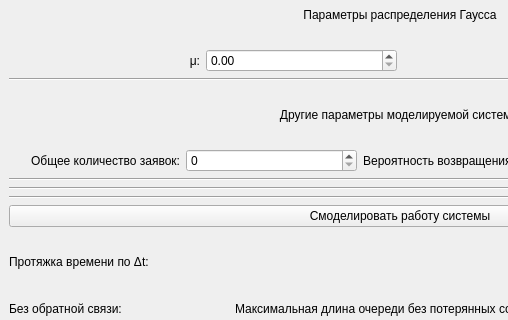
The window that lab4/src/ModelingLab04/mainwindow.ui (TheSawIsTheLaw/TrueModeling) describes before a commit, drawn with Qt 5; both pictures show x 0 to 508 and y 93 to 413 of the 800 by 600 pixel window.
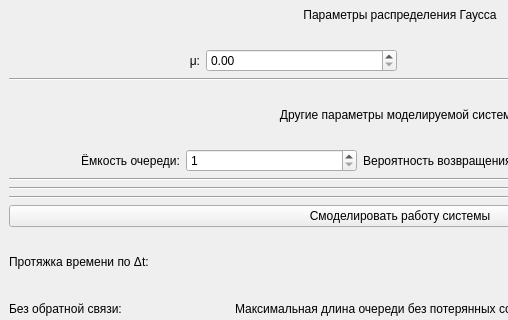
The same window after the commit.

Commit message: FIX: replace number of requests with size of queue

Diff of the .ui file:
```diff
--- a/lab4/src/ModelingLab04/mainwindow.ui
+++ b/lab4/src/ModelingLab04/mainwindow.ui
@@ -115,7 +115,7 @@
       <item>
        <widget class="QLabel" name="numberOfRequestsLabel">
         <property name="text">
-         <string>Общее количество заявок:</string>
+         <string>Ёмкость очереди:</string>
         </property>
         <property name="alignment">
          <set>Qt::AlignRight|Qt::AlignTrailing|Qt::AlignVCenter</set>
@@ -123,7 +123,14 @@
        </widget>
       </item>
       <item>
-       <widget class="QSpinBox" name="numberOfRequestsSpinBox"/>
+       <widget class="QSpinBox" name="queueSizeSpinBox">
+        <property name="minimum">
+         <number>1</number>
+        </property>
+        <property name="maximum">
+         <number>9999999</number>
+        </property>
+       </widget>
       </item>
       <item>
        <widget class="QLabel" name="returnProbabilityLabel">
```
Left out of the diff: 2 changed lines with no effect on the pictures.
